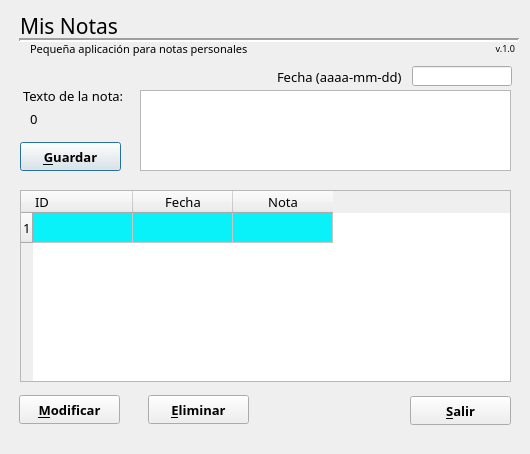
Old version of the form ui_misnotas.ui in the repository donanpher/MisNotas.
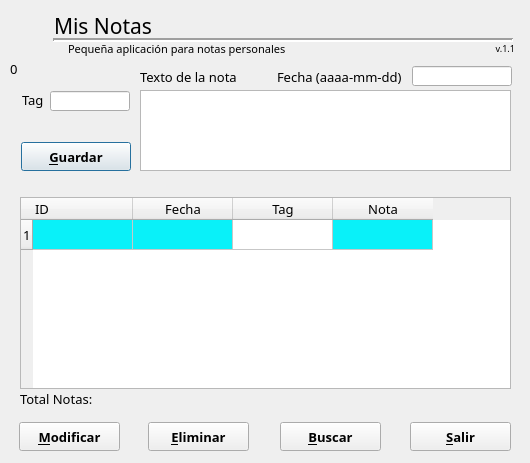
New version of the form. Icons and pictures are not drawn.

Diff of the .ui file:
```diff
--- a/ui_misnotas.ui
+++ b/ui_misnotas.ui
@@ -7,7 +7,7 @@
     <x>0</x>
     <y>0</y>
     <width>530</width>
-    <height>454</height>
+    <height>463</height>
    </rect>
   </property>
   <property name="sizePolicy">
@@ -28,7 +28,7 @@
   <widget class="QLabel" name="labelTitulo">
    <property name="geometry">
     <rect>
-     <x>20</x>
+     <x>54</x>
      <y>10</y>
      <width>131</width>
      <height>31</height>
@@ -47,9 +47,9 @@
   <widget class="Line" name="line">
    <property name="geometry">
     <rect>
-     <x>19</x>
+     <x>53</x>
      <y>35</y>
-     <width>500</width>
+     <width>460</width>
      <height>10</height>
     </rect>
    </property>
@@ -71,7 +71,7 @@
   <widget class="QLabel" name="label">
    <property name="geometry">
     <rect>
-     <x>30</x>
+     <x>68</x>
      <y>40</y>
      <width>241</width>
      <height>17</height>
@@ -106,7 +106,7 @@
     <enum>Qt::LeftToRight</enum>
    </property>
    <property name="text">
-    <string>v.1.0</string>
+    <string>v.1.1</string>
    </property>
    <property name="alignment">
     <set>Qt::AlignRight|Qt::AlignTrailing|Qt::AlignVCenter</set>
@@ -115,8 +115,8 @@
   <widget class="QLabel" name="label_3">
    <property name="geometry">
     <rect>
-     <x>23</x>
-     <y>87</y>
+     <x>140</x>
+     <y>68</y>
      <width>110</width>
      <height>17</height>
     </rect>
@@ -128,7 +128,7 @@
     </font>
    </property>
    <property name="text">
-    <string>Texto de la nota:</string>
+    <string>Texto de la nota</string>
    </property>
   </widget>
   <widget class="QTextEdit" name="textEditNota">
@@ -149,9 +149,9 @@
   <widget class="QPushButton" name="pushButtonGuardar">
    <property name="geometry">
     <rect>
-     <x>20</x>
+     <x>21</x>
      <y>142</y>
-     <width>101</width>
+     <width>110</width>
      <height>29</height>
     </rect>
    </property>
@@ -163,15 +163,21 @@
      <bold>true</bold>
     </font>
    </property>
+   <property name="styleSheet">
+    <string notr="true">image: url(:/otro/images/Note256_25041.ico);</string>
+   </property>
    <property name="text">
     <string>&amp;Guardar</string>
    </property>
   </widget>
   <widget class="QTableWidget" name="tableWidgetNotas">
+   <property name="enabled">
+    <bool>true</bool>
+   </property>
    <property name="geometry">
     <rect>
      <x>20</x>
-     <y>190</y>
+     <y>197</y>
      <width>491</width>
      <height>192</height>
     </rect>
@@ -192,7 +198,7 @@
     <number>1</number>
    </property>
    <property name="columnCount">
-    <number>3</number>
+    <number>4</number>
    </property>
    <row/>
    <column>
@@ -227,6 +233,11 @@
      </color>
     </property>
    </column>
+   <column>
+    <property name="text">
+     <string>Tag</string>
+    </property>
+   </column>
    <column>
     <property name="text">
      <string>Nota</string>
@@ -304,6 +315,20 @@
     <property name="text">
      <string/>
     </property>
+    <property name="background">
+     <brush brushstyle="NoBrush">
+      <color alpha="255">
+       <red>9</red>
+       <green>240</green>
+       <blue>248</blue>
+      </color>
+     </brush>
+    </property>
+   </item>
+   <item row="0" column="3">
+    <property name="text">
+     <string/>
+    </property>
     <property name="font">
      <font>
       <family>Gallaecia Castelo</family>
@@ -325,7 +350,7 @@
    <property name="geometry">
     <rect>
      <x>19</x>
-     <y>395</y>
+     <y>422</y>
      <width>101</width>
      <height>29</height>
     </rect>
@@ -346,7 +371,7 @@
    <property name="geometry">
     <rect>
      <x>148</x>
-     <y>395</y>
+     <y>422</y>
      <width>101</width>
      <height>29</height>
     </rect>
@@ -367,7 +392,7 @@
    <property name="geometry">
     <rect>
      <x>410</x>
-     <y>396</y>
+     <y>422</y>
      <width>101</width>
      <height>29</height>
     </rect>
@@ -388,7 +413,7 @@
    <property name="geometry">
     <rect>
      <x>26</x>
-     <y>430</y>
+     <y>176</y>
      <width>481</width>
      <height>20</height>
     </rect>
@@ -403,8 +428,8 @@
   <widget class="QLabel" name="labelID">
    <property name="geometry">
     <rect>
-     <x>30</x>
-     <y>110</y>
+     <x>10</x>
+     <y>60</y>
      <width>67</width>
      <height>17</height>
     </rect>
@@ -436,6 +461,97 @@
     <string>Fecha (aaaa-mm-dd)</string>
    </property>
   </widget>
+  <widget class="QLabel" name="labelImagen">
+   <property name="geometry">
+    <rect>
+     <x>3</x>
+     <y>2</y>
+     <width>50</width>
+     <height>40</height>
+    </rect>
+   </property>
+   <property name="styleSheet">
+    <string notr="true">border-image: url(:/prefijo/images/kwrite_writing_book_pencil_note_6093.ico);</string>
+   </property>
+   <property name="text">
+    <string/>
+   </property>
+   <property name="pixmap">
+    <pixmap>images/kwrite_writing_book_pencil_note_6093.ico</pixmap>
+   </property>
+   <property name="scaledContents">
+    <bool>true</bool>
+   </property>
+  </widget>
+  <widget class="QLabel" name="label_4">
+   <property name="geometry">
+    <rect>
+     <x>22</x>
+     <y>91</y>
+     <width>30</width>
+     <height>17</height>
+    </rect>
+   </property>
+   <property name="font">
+    <font>
+     <family>Gallaecia Castelo</family>
+     <pointsize>10</pointsize>
+    </font>
+   </property>
+   <property name="text">
+    <string>Tag</string>
+   </property>
+  </widget>
+  <widget class="QLineEdit" name="lineEditTag">
+   <property name="geometry">
+    <rect>
+     <x>50</x>
+     <y>91</y>
+     <width>80</width>
+     <height>20</height>
+    </rect>
+   </property>
+   <property name="toolTip">
+    <string>Introducir un Tag o Etiqueta</string>
+   </property>
+   <property name="maxLength">
+    <number>10</number>
+   </property>
+  </widget>
+  <widget class="QLabel" name="labelTotalReg">
+   <property name="geometry">
+    <rect>
+     <x>20</x>
+     <y>390</y>
+     <width>131</width>
+     <height>17</height>
+    </rect>
+   </property>
+   <property name="text">
+    <string>Total Notas:</string>
+   </property>
+  </widget>
+  <widget class="QPushButton" name="pushButtonBuscar">
+   <property name="geometry">
+    <rect>
+     <x>280</x>
+     <y>422</y>
+     <width>101</width>
+     <height>29</height>
+    </rect>
+   </property>
+   <property name="font">
+    <font>
+     <family>Gallaecia Castelo</family>
+     <pointsize>10</pointsize>
+     <weight>75</weight>
+     <bold>true</bold>
+    </font>
+   </property>
+   <property name="text">
+    <string>&amp;Buscar</string>
+   </property>
+  </widget>
  </widget>
  <resources/>
  <connections/>
```
Left out of the diff: 32 changed lines with no effect on the pictures.
